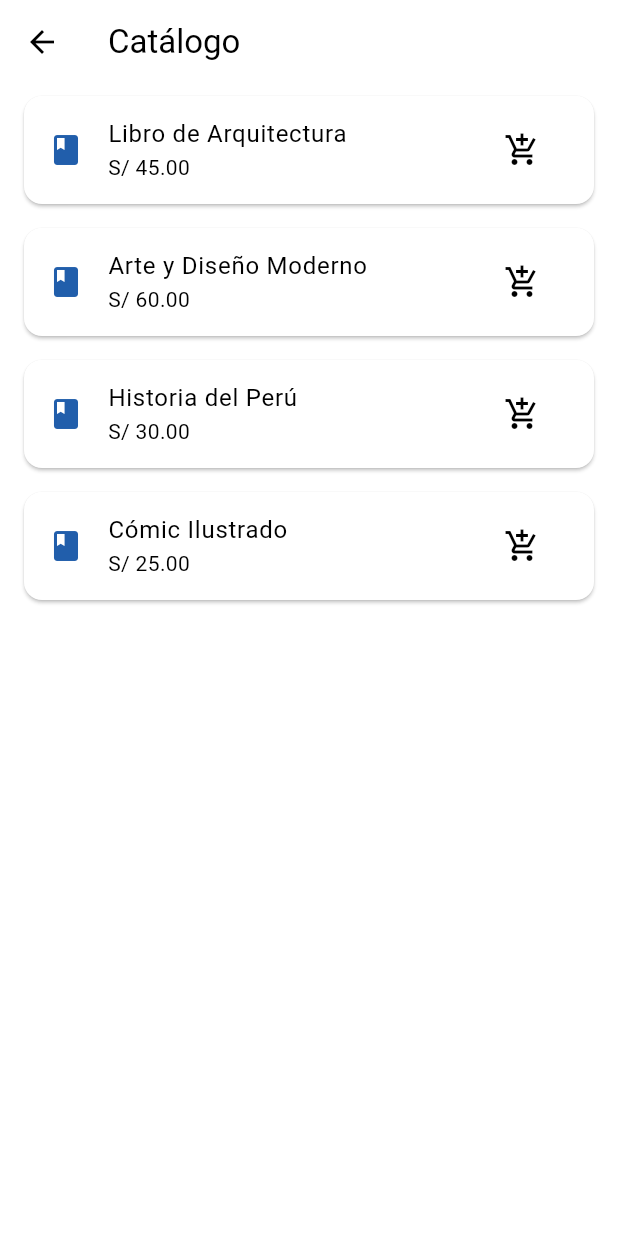
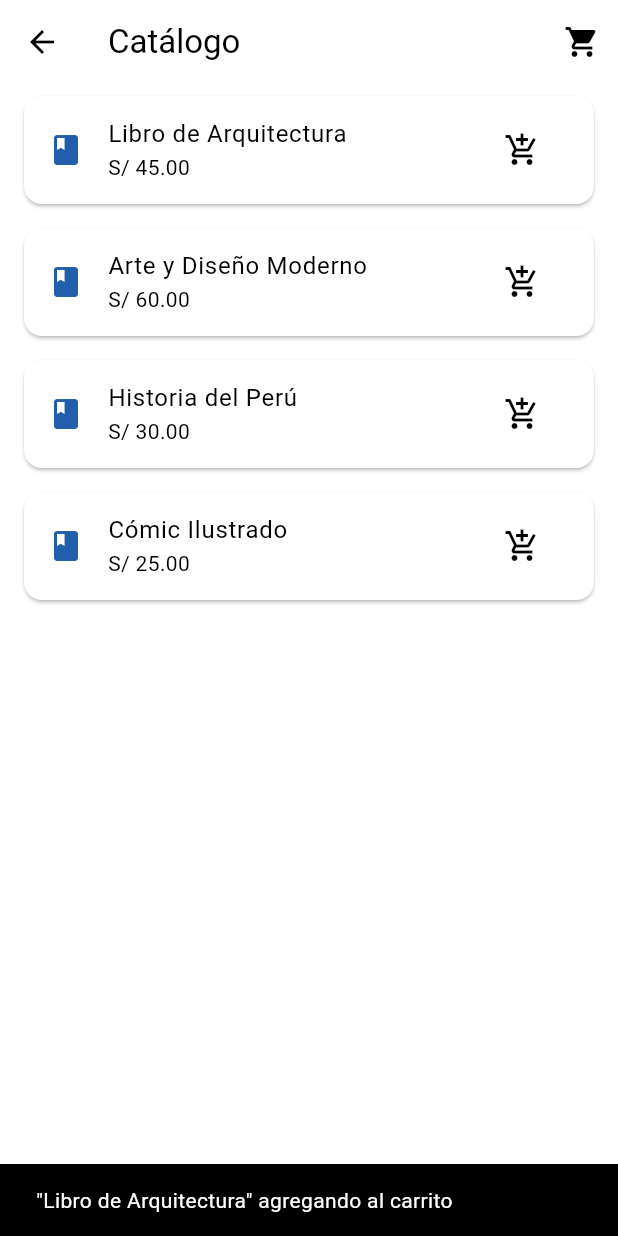
Before and after one commit to jacobianofx/paycar_app, a Flutter app: the CatalogScreen screen opened directly, after a tap on the "add shopping cart" icon, on a phone screen of 412 x 824 dp. Run offline on Flutter 3.47's test engine with Material 3 defaults, Android fonts, the phone set to English and light mode, and no system bars.

Commit message:
Añadir productos al carrito de compra
Se realizo una pequeña modificación al lado de catalogo para que pueda enviar producto seleccionados y se creo el carrito(falta mas diseño)

```diff
--- a/lib/presentation/screens/catalog_screen.dart
+++ b/lib/presentation/screens/catalog_screen.dart
@@ -1,19 +1,47 @@
 import 'package:flutter/material.dart';
+import 'package:paycar_app/presentation/screens/shopping';
 
-class CatalogScreen extends StatelessWidget {
+class CatalogScreen extends StatefulWidget {
   const CatalogScreen({super.key});
 
   @override
-  Widget build(BuildContext context) {
+  State<CatalogScreen> createState() => _CatalogScreenState();
+}
+
+class _CatalogScreenState extends State<CatalogScreen> {
+  final List<Map<String, String>> cart = [];
   final List<Map<String, String>> products = [
     {'title': 'Libro de Arquitectura', 'price': 'S/ 45.00'},
     {'title': 'Arte y Diseño Moderno', 'price': 'S/ 60.00'},
     {'title': 'Historia del Perú', 'price': 'S/ 30.00'},
     {'title': 'Cómic Ilustrado', 'price': 'S/ 25.00'},
   ];
+  void addtocart(Map<String, String> product) {
+    setState(() {
+      cart.add(product);
+    });
+    ScaffoldMessenger.of(context).showSnackBar(
+      SnackBar(content: Text('"${product['title']}" agregando al carrito')),
+    );
+  }
 
+  @override
+  Widget build(BuildContext context) {
     return Scaffold(
-      appBar: AppBar(title: const Text('Catálogo')),
+      appBar: AppBar(
+        title: const Text('Catálogo'),
+        actions: [
+          IconButton(
+            onPressed: () {
+              Navigator.push(
+                context,
+                MaterialPageRoute(builder: (context) => CarShop(carts: cart)),
+              );
+            },
+            icon: const Icon(Icons.shopping_cart),
+          ),
+        ],
+      ),
       body: ListView.builder(
         itemCount: products.length,
         itemBuilder: (context, index) {
@@ -26,9 +54,9 @@ class CatalogScreen extends StatelessWidget {
               subtitle: Text(product['price']!),
               trailing: IconButton(
                 icon: const Icon(Icons.add_shopping_cart),
-                onPressed: () {
+                onPressed: () => addtocart(product),
+
                 // Aquí podrías añadir lógica para agregar al carrito
-                },
               ),
             ),
           );
```
Also changed, not shown: 1 other file. Lines whose indentation alone changed are shown as unchanged.
